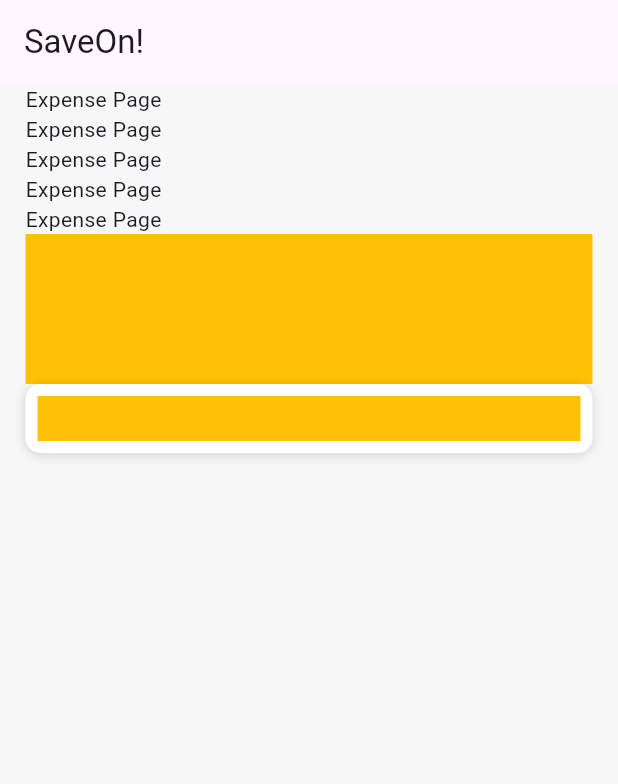
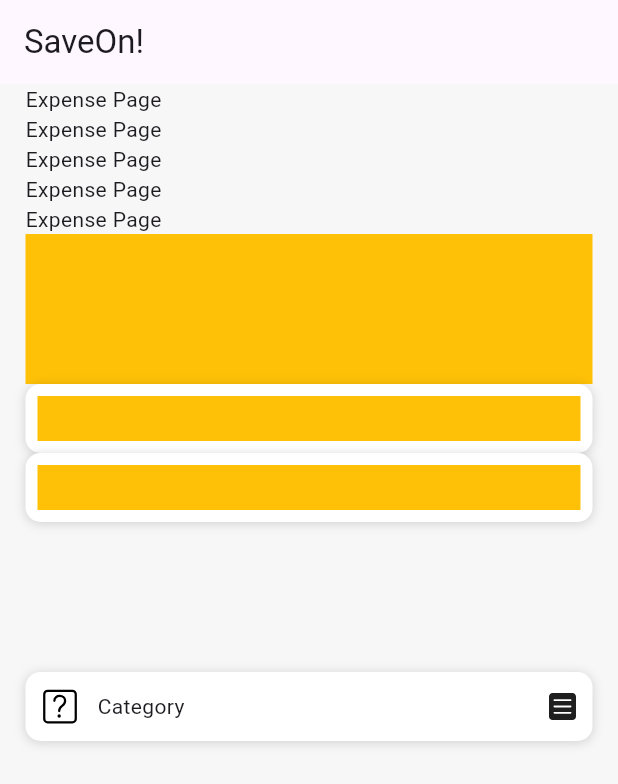
Before and after one commit to poleheshko/saveon_frontend, a Flutter app: the screen it shows after launch, on a phone screen of 412 x 824 dp. Shown: the top 784 px of the screen. Run offline on Flutter 3.47's test engine with Material 3 defaults, Android fonts, the light colour scheme and no system bars; our stand-ins replace flutter_svg.

Commit message:
Started category choose block

```diff
--- /dev/null
+++ b/lib/data/category_info.dart
@@ -0,0 +1,17 @@
+import 'dart:ui';
+
+class Category {
+  final int categoryId;
+  final String categoryName;
+  final String categoryIconPath;
+  final Color labelColor;
+  final Color textColor;
+
+  Category({
+    required this.categoryId,
+    required this.categoryName,
+    required this.categoryIconPath,
+    required this.labelColor,
+    required this.textColor
+  });
+}
--- a/lib/expense_page.dart
+++ b/lib/expense_page.dart
@@ -1,5 +1,6 @@
 import 'package:flutter/cupertino.dart';
 import 'package:flutter/material.dart';
+import 'package:flutter_svg/flutter_svg.dart';
 
 import 'models/common/common_page.dart';
 import 'models/common/saveon_section.dart';
@@ -25,10 +26,49 @@ class _ExpensePageState extends State<ExpensePage> {
         const Text("Expense Page"),
         Container(color: Colors.amber, width: double.infinity, height: 100),
         SaveOnSection(
-            SaveOnSectionContent: [
-              Expanded(child: Container(color: Colors.amber, width: double.infinity, height: 5)),
-            ]
-        )
+          SaveOnSectionContent: [
+            Expanded(
+              child: Container(
+                color: Colors.amber,
+                width: double.infinity,
+                height: 5,
+              ),
+            ),
+          ],
+        ),
+        SaveOnSection(
+          SaveOnSectionContent: [
+            Expanded(
+              child: Container(
+                color: Colors.amber,
+                width: double.infinity,
+                height: 5,
+              ),
+            ),
+          ],
+        ),
+        SizedBox(width: double.infinity, height: 100),
+        SaveOnSection(
+          SaveOnSectionContent: [
+            Row(
+              mainAxisAlignment: MainAxisAlignment.spaceBetween,
+              crossAxisAlignment: CrossAxisAlignment.center,
+              children: [
+                Row(
+                  crossAxisAlignment: CrossAxisAlignment.center,
+                  children: [
+                    SvgPicture.asset(
+                      "lib/assets/category_icons/category_notSelected.svg",
+                    ),
+                    SizedBox(width: 10),
+                    const Text("Category"),
+                  ],
+                ),
+                SvgPicture.asset("lib/assets/other/hamburger_icon.svg"),
+              ],
+            ),
+          ],
+        ),
       ],
     );
   }
--- a/pubspec.yaml
+++ b/pubspec.yaml
@@ -71,6 +71,7 @@ flutter:
     - lib/assets/category_icons/category_sport.svg
     - lib/assets/category_icons/category_subscriptions.svg
     - lib/assets/category_icons/category_transport.svg
+    - lib/assets/other/hamburger_icon.svg
 
   # An image asset can refer to one or more resolution-specific "variants", see
   # https://flutter.dev/to/resolution-aware-images
```
Also changed, not shown: lib/assets/other/hamburger_icon.svg (added).
